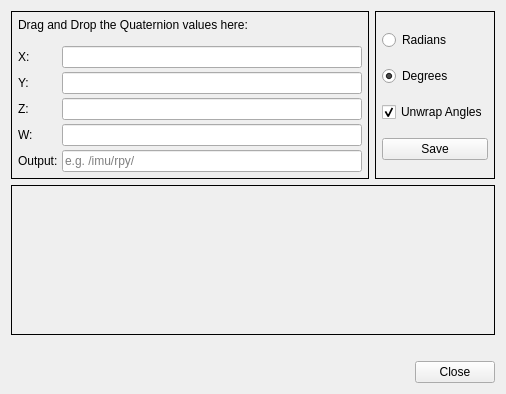
Above: toolbox_quaternion/quaternion_dialog.ui from PlotJuggler/pj-official-plugins before the change. Below: the same form after it.
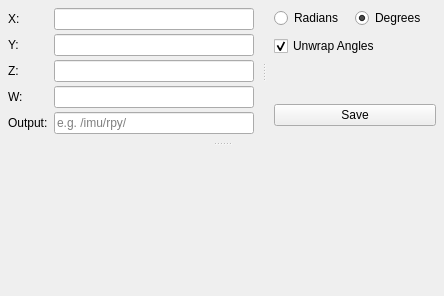
That is the form after the change.

Commit message:
feat(plugins): plugin dialogs + SDK version bump (colormap/fft/quaternion, streamers, parsers)
Reworks the toolbox and streamer/parser dialog .ui layouts and their plugin
glue against the current dialog SDK, and bumps SDK_VERSION. Work-in-progress checkpoint.

Patch:
```diff
--- a/toolbox_quaternion/quaternion_dialog.ui
+++ b/toolbox_quaternion/quaternion_dialog.ui
@@ -6,69 +6,107 @@
    <string>Quaternion to RPY</string>
   </property>
   <layout class="QVBoxLayout" name="mainLayout">
+   <property name="spacing"><number>0</number></property>
+   <property name="leftMargin"><number>0</number></property>
+   <property name="topMargin"><number>0</number></property>
+   <property name="rightMargin"><number>0</number></property>
+   <property name="bottomMargin"><number>0</number></property>
    <item>
-    <layout class="QHBoxLayout" name="topLayout">
-     <property name="spacing"><number>6</number></property>
-     <item>
+    <!-- Draggable separator between the input/options pane (top) and the preview chart (bottom). -->
+    <widget class="QSplitter" name="mainSplitter">
+     <property name="orientation"><enum>Qt::Vertical</enum></property>
+     <property name="childrenCollapsible"><bool>false</bool></property>
+     <!-- Top pane: quaternion inputs + options. The whole frame is the drop target.
+          Vertical size policy is Minimum so this pane stays compact and the chart
+          below takes the remaining height. -->
       <widget class="QFrame" name="inputFrame">
-       <property name="frameShape"><enum>QFrame::Box</enum></property>
+      <property name="sizePolicy">
+       <sizepolicy hsizetype="Preferred" vsizetype="Minimum">
+        <horstretch>0</horstretch>
+        <verstretch>0</verstretch>
+       </sizepolicy>
+      </property>
+      <property name="frameShape"><enum>QFrame::NoFrame</enum></property>
        <property name="frameShadow"><enum>QFrame::Plain</enum></property>
-       <layout class="QVBoxLayout">
-        <property name="spacing"><number>4</number></property>
-        <property name="leftMargin"><number>6</number></property>
-        <property name="topMargin"><number>6</number></property>
-        <property name="rightMargin"><number>6</number></property>
-        <property name="bottomMargin"><number>6</number></property>
+      <layout class="QVBoxLayout" name="inputFrameLayout">
+       <!-- No top/bottom margin so the inputSplitter (and its drag handle) runs
+            flush from the top to the bottom edge of the pane; per-pane padding
+            below keeps the content off the edges. -->
+       <property name="spacing"><number>0</number></property>
+       <property name="leftMargin"><number>8</number></property>
+       <property name="topMargin"><number>0</number></property>
+       <property name="rightMargin"><number>8</number></property>
+       <property name="bottomMargin"><number>0</number></property>
         <item>
-         <widget class="QLabel">
-          <property name="text"><string>Drag and Drop the Quaternion values here:</string></property>
-         </widget>
-        </item>
-        <item>
-         <spacer name="labelFormSpacer">
-          <property name="orientation"><enum>Qt::Vertical</enum></property>
-          <property name="sizeType"><enum>QSizePolicy::Fixed</enum></property>
-          <property name="sizeHint" stdset="0"><size><width>0</width><height>10</height></size></property>
-         </spacer>
-        </item>
+        <!-- Draggable separator between the LHS quaternion inputs and the RHS settings. -->
+        <widget class="QSplitter" name="inputSplitter">
+         <property name="orientation"><enum>Qt::Horizontal</enum></property>
+         <property name="childrenCollapsible"><bool>false</bool></property>
+         <!-- LHS: X/Y/Z/W + output prefix -->
+         <widget class="QWidget" name="inputsPane">
+          <property name="sizePolicy">
+           <sizepolicy hsizetype="Expanding" vsizetype="Preferred">
+            <horstretch>1</horstretch>
+            <verstretch>0</verstretch>
+           </sizepolicy>
+          </property>
+          <layout class="QVBoxLayout" name="inputsColumn">
+           <property name="spacing"><number>6</number></property>
+           <property name="leftMargin"><number>0</number></property>
+           <property name="topMargin"><number>8</number></property>
+           <property name="rightMargin"><number>8</number></property>
+           <property name="bottomMargin"><number>8</number></property>
         <item>
          <layout class="QFormLayout" name="formLayout">
           <property name="verticalSpacing"><number>4</number></property>
           <item row="0" column="0"><widget class="QLabel"><property name="text"><string>X:</string></property></widget></item>
-          <item row="0" column="1"><widget class="QLineEdit" name="input_x"><property name="minimumSize"><size><width>300</width><height>0</height></size></property><property name="readOnly"><bool>true</bool></property></widget></item>
+             <item row="0" column="1"><widget class="QLineEdit" name="input_x"><property name="minimumSize"><size><width>200</width><height>0</height></size></property><property name="readOnly"><bool>true</bool></property></widget></item>
           <item row="1" column="0"><widget class="QLabel"><property name="text"><string>Y:</string></property></widget></item>
-          <item row="1" column="1"><widget class="QLineEdit" name="input_y"><property name="minimumSize"><size><width>300</width><height>0</height></size></property><property name="readOnly"><bool>true</bool></property></widget></item>
+             <item row="1" column="1"><widget class="QLineEdit" name="input_y"><property name="minimumSize"><size><width>200</width><height>0</height></size></property><property name="readOnly"><bool>true</bool></property></widget></item>
           <item row="2" column="0"><widget class="QLabel"><property name="text"><string>Z:</string></property></widget></item>
-          <item row="2" column="1"><widget class="QLineEdit" name="input_z"><property name="minimumSize"><size><width>300</width><height>0</height></size></property><property name="readOnly"><bool>true</bool></property></widget></item>
+             <item row="2" column="1"><widget class="QLineEdit" name="input_z"><property name="minimumSize"><size><width>200</width><height>0</height></size></property><property name="readOnly"><bool>true</bool></property></widget></item>
           <item row="3" column="0"><widget class="QLabel"><property name="text"><string>W:</string></property></widget></item>
-          <item row="3" column="1"><widget class="QLineEdit" name="input_w"><property name="minimumSize"><size><width>300</width><height>0</height></size></property><property name="readOnly"><bool>true</bool></property></widget></item>
+             <item row="3" column="1"><widget class="QLineEdit" name="input_w"><property name="minimumSize"><size><width>200</width><height>0</height></size></property><property name="readOnly"><bool>true</bool></property></widget></item>
           <item row="4" column="0"><widget class="QLabel"><property name="text"><string>Output:</string></property></widget></item>
           <item row="4" column="1"><widget class="QLineEdit" name="output_prefix"><property name="placeholderText"><string>e.g. /imu/rpy/</string></property></widget></item>
          </layout>
         </item>
        </layout>
       </widget>
-     </item>
+         <!-- RHS: settings (angle units + unwrap) -->
+         <widget class="QWidget" name="settingsPane">
+          <property name="minimumSize"><size><width>170</width><height>0</height></size></property>
+          <property name="sizePolicy">
+           <sizepolicy hsizetype="Preferred" vsizetype="Preferred">
+            <horstretch>0</horstretch>
+            <verstretch>0</verstretch>
+           </sizepolicy>
+          </property>
+          <layout class="QVBoxLayout" name="optionsColumn">
+           <property name="spacing"><number>8</number></property>
+           <property name="leftMargin"><number>8</number></property>
+           <property name="topMargin"><number>8</number></property>
+           <property name="rightMargin"><number>0</number></property>
+           <property name="bottomMargin"><number>8</number></property>
      <item>
-      <widget class="QFrame" name="optionsFrame">
-       <property name="frameShape"><enum>QFrame::Box</enum></property>
-       <property name="frameShadow"><enum>QFrame::Plain</enum></property>
-       <layout class="QVBoxLayout">
-        <property name="spacing"><number>4</number></property>
-        <property name="leftMargin"><number>6</number></property>
-        <property name="topMargin"><number>6</number></property>
-        <property name="rightMargin"><number>6</number></property>
-        <property name="bottomMargin"><number>6</number></property>
+            <!-- Exclusive pair in a horizontal group: the host adapts it into a
+                 segmented DualOptionsWidget (matching the other toolbox dialogs). -->
+            <layout class="QHBoxLayout" name="angleRow">
+             <property name="spacing"><number>0</number></property>
         <item>
          <widget class="QRadioButton" name="radio_radians">
           <property name="text"><string>Radians</string></property>
+               <attribute name="buttonGroup"><string>angleGroup</string></attribute>
          </widget>
         </item>
         <item>
          <widget class="QRadioButton" name="radio_degrees">
           <property name="text"><string>Degrees</string></property>
           <property name="checked"><bool>true</bool></property>
-         </widget>
+               <attribute name="buttonGroup"><string>angleGroup</string></attribute>
+              </widget>
+             </item>
+            </layout>
         </item>
         <item>
          <widget class="QCheckBox" name="unwrap_check">
@@ -77,47 +115,51 @@
          </widget>
         </item>
         <item>
+            <spacer name="optionsSpacer">
+             <property name="orientation"><enum>Qt::Vertical</enum></property>
+             <property name="sizeHint" stdset="0"><size><width>0</width><height>0</height></size></property>
+            </spacer>
+           </item>
+           <item>
+            <widget class="QLabel" name="status_label">
+             <property name="text"><string></string></property>
+             <property name="wordWrap"><bool>true</bool></property>
+            </widget>
+           </item>
+           <item>
+            <!-- Save anchored at the bottom of the settings column, with padding. -->
+            <layout class="QVBoxLayout" name="saveWrap">
+             <property name="leftMargin"><number>0</number></property>
+             <property name="topMargin"><number>8</number></property>
+             <property name="rightMargin"><number>0</number></property>
+             <property name="bottomMargin"><number>8</number></property>
+             <item>
          <widget class="QPushButton" name="save_button">
           <property name="text"><string>Save</string></property>
          </widget>
         </item>
        </layout>
-      </widget>
-     </item>
-    </layout>
-   </item>
-   <item>
+           </item>
+          </layout>
+         </widget>
+        </widget>
+       </item>
+      </layout>
+     </widget>
+     <!-- Bottom pane: preview chart (borderless). Empty-state hint set via setChartPlaceholder. -->
     <widget class="QFrame" name="chart_preview">
-     <property name="minimumSize">
-      <size>
-       <width>0</width>
-       <height>150</height>
-      </size>
-     </property>
      <property name="sizePolicy">
       <sizepolicy hsizetype="Expanding" vsizetype="Expanding">
        <horstretch>0</horstretch>
        <verstretch>1</verstretch>
       </sizepolicy>
      </property>
-     <property name="frameShape">
-      <enum>QFrame::Box</enum>
-     </property>
-     <property name="frameShadow">
-      <enum>QFrame::Plain</enum>
-     </property>
-    </widget>
-   </item>
-   <item>
-    <widget class="QLabel" name="status_label">
-     <property name="text"><string></string></property>
-    </widget>
-   </item>
-   <item>
-    <widget class="QDialogButtonBox" name="buttonBox">
-     <property name="standardButtons">
-      <set>QDialogButtonBox::Close</set>
-     </property>
+      <property name="minimumSize">
+       <size><width>0</width><height>150</height></size>
+      </property>
+      <property name="frameShape"><enum>QFrame::NoFrame</enum></property>
+      <property name="frameShadow"><enum>QFrame::Plain</enum></property>
+     </widget>
     </widget>
    </item>
   </layout>
```
Left out of the diff: 3 changed lines with no effect on the pictures. Lines whose indentation alone changed are shown as unchanged. The commit also changes 19 other files.
